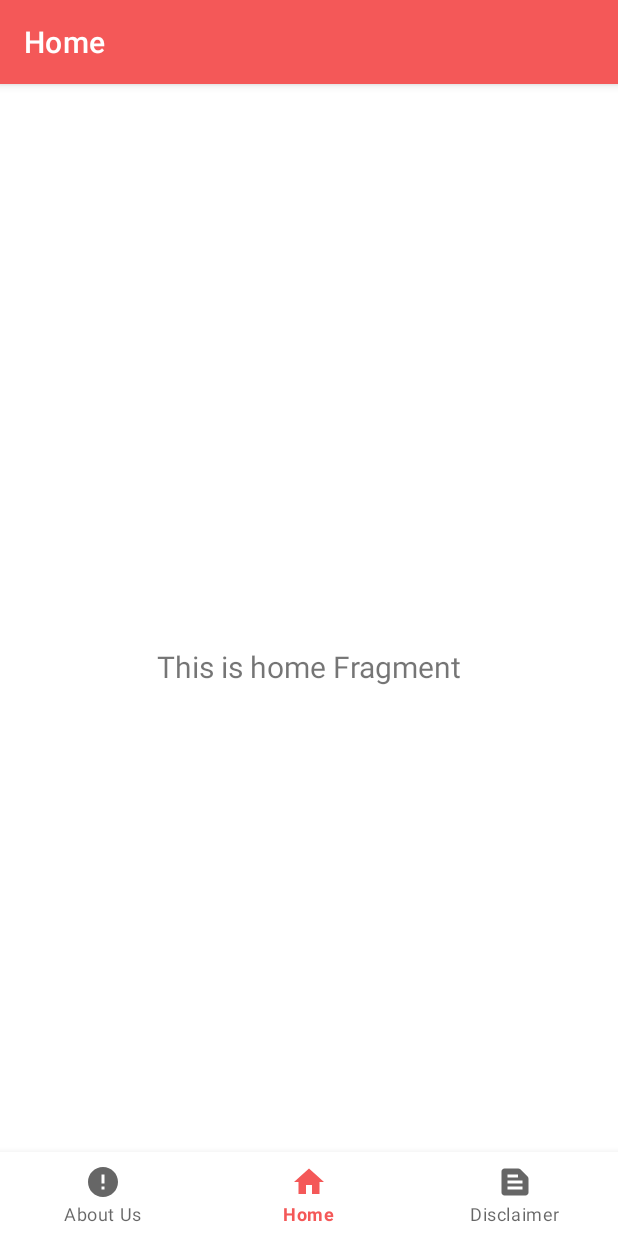
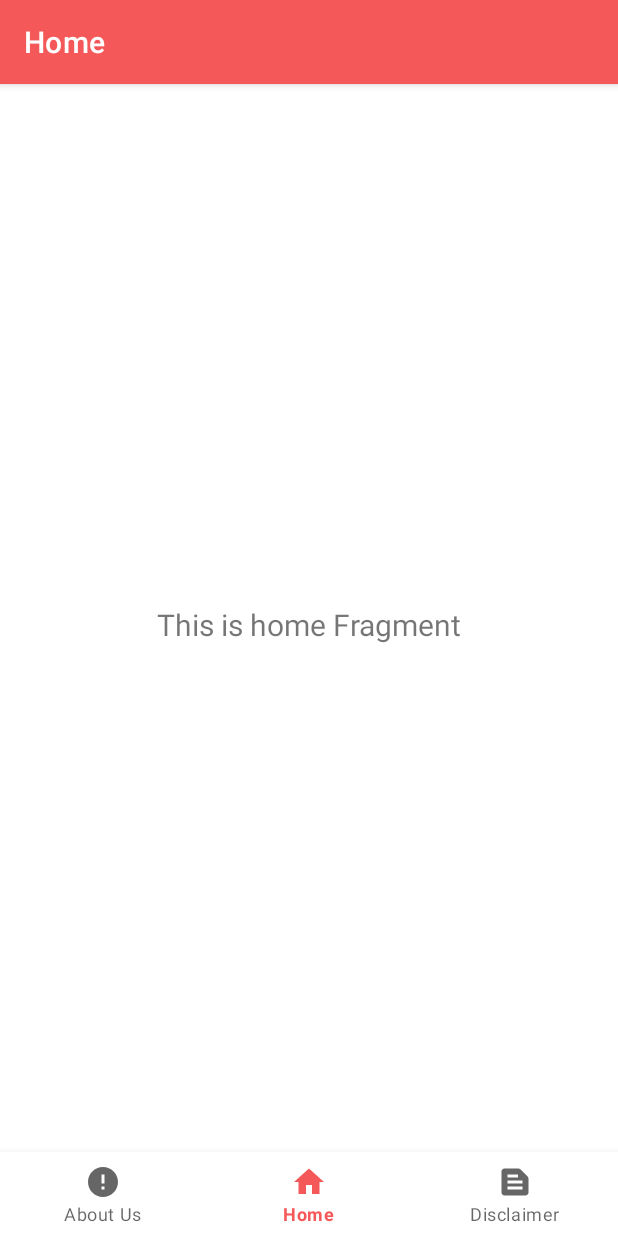
Before and after one commit to RashidMaulana/Anticede, an Android app: the screen it shows after launch (BottomNavigationActivity), on a phone screen of 412 x 824 dp. Run offline under Robolectric (Android 15) with nearby library versions, the phone set to English and light mode, and no system bars; our stand-ins replace navigation-ui.

Commit message:
Deleted blank space on the top

```diff
--- a/Mobile Development/app/src/main/res/layout/activity_bottom_navigation.xml
+++ b/Mobile Development/app/src/main/res/layout/activity_bottom_navigation.xml
@@ -3,8 +3,7 @@
     xmlns:app="http://schemas.android.com/apk/res-auto"
     android:id="@+id/container"
     android:layout_width="match_parent"
-    android:layout_height="match_parent"
-    android:paddingTop="?attr/actionBarSize">
+    android:layout_height="match_parent">
 
     <com.google.android.material.bottomnavigation.BottomNavigationView
         android:id="@+id/nav_view"
```
Also changed, not shown: Mobile Development/app/src/main/java/com/bangkit/anticede/ui/about/AboutViewModel.kt (deleted, +0 -13 lines).
